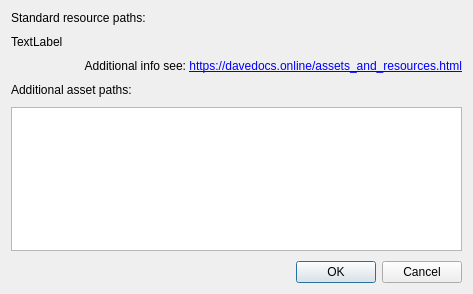
First picture: the form in guis/dlg_settings.ui, repository RubendeBruin/DAVE, before the edit.
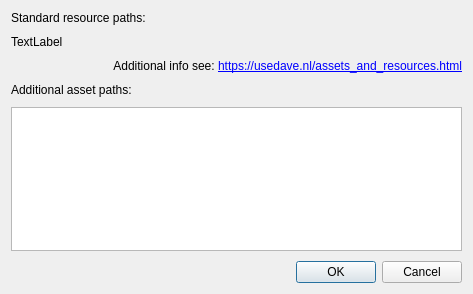
Second picture: the form after the edit.

Diff of the .ui file:
```diff
--- a/guis/dlg_settings.ui
+++ b/guis/dlg_settings.ui
@@ -37,7 +37,7 @@
    <item>
     <widget class="QLabel" name="label_2">
      <property name="text">
-      <string>&lt;html&gt;&lt;head/&gt;&lt;body&gt;&lt;p&gt;Additional info see: &lt;a href=&quot;https://davedocs.online/assets_and_resources.html&quot;&gt;&lt;span style=&quot; text-decoration: underline; color:#0000ff;&quot;&gt;https://davedocs.online/assets_and_resources.html&lt;/span&gt;&lt;/a&gt;&lt;/p&gt;&lt;/body&gt;&lt;/html&gt;</string>
+      <string>&lt;html&gt;&lt;head/&gt;&lt;body&gt;&lt;p&gt;Additional info see: &lt;a href=&quot;https://usedave.nl/assets_and_resources.html&quot;&gt;&lt;span style=&quot; text-decoration: underline; color:#0000ff;&quot;&gt;https://usedave.nl/assets_and_resources.html&lt;/span&gt;&lt;/a&gt;&lt;/p&gt;&lt;/body&gt;&lt;/html&gt;</string>
      </property>
      <property name="alignment">
       <set>Qt::AlignRight|Qt::AlignTrailing|Qt::AlignVCenter</set>
```
